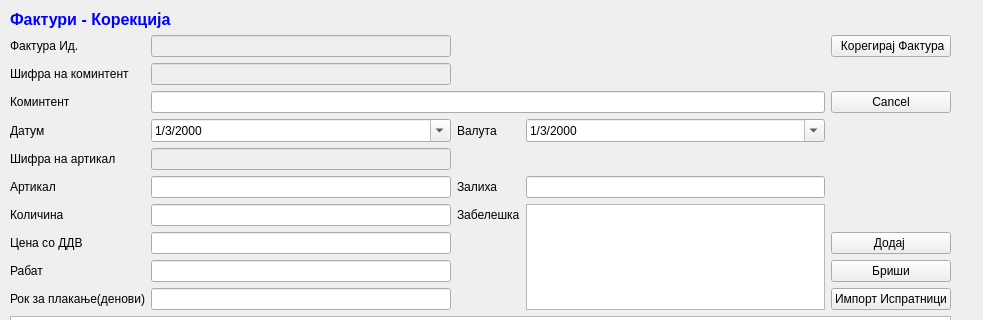
This is sterna/ProFakturi/ProFakturikorekcija.ui in srgank/sterna_x as Qt 5 draws it before an edit; both pictures show x 0 to 983 and y 0 to 320 of the 983 by 657 pixel window. The edited form follows.
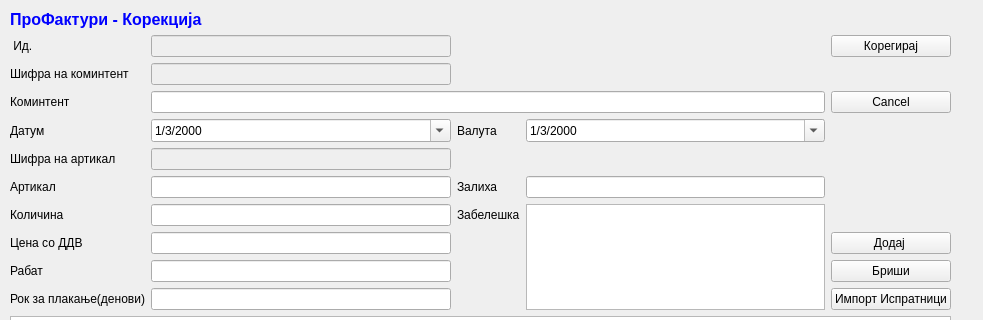
This is the edited form. Icons and pictures are not drawn.

```diff
--- a/sterna/ProFakturi/ProFakturikorekcija.ui
+++ b/sterna/ProFakturi/ProFakturikorekcija.ui
@@ -96,22 +96,22 @@
        <string>&lt;!DOCTYPE HTML PUBLIC &quot;-//W3C//DTD HTML 4.0//EN&quot; &quot;http://www.w3.org/TR/REC-html40/strict.dtd&quot;&gt;
 &lt;html&gt;&lt;head&gt;&lt;meta name=&quot;qrichtext&quot; content=&quot;1&quot; /&gt;&lt;style type=&quot;text/css&quot;&gt;
 p, li { white-space: pre-wrap; }
-&lt;/style&gt;&lt;/head&gt;&lt;body style=&quot; font-family:'MS Shell Dlg 2'; font-size:10pt; font-weight:400; font-style:normal;&quot;&gt;
-&lt;p style=&quot; margin-top:0px; margin-bottom:0px; margin-left:0px; margin-right:0px; -qt-block-indent:0; text-indent:0px;&quot;&gt;&lt;span style=&quot; font-size:12pt; font-weight:600; color:#0000ff;&quot;&gt;Фактури - Корекција&lt;/span&gt;&lt;/p&gt;&lt;/body&gt;&lt;/html&gt;</string>
+&lt;/style&gt;&lt;/head&gt;&lt;body style=&quot; font-family:'Sans Serif'; font-size:9pt; font-weight:400; font-style:normal;&quot;&gt;
+&lt;p style=&quot; margin-top:0px; margin-bottom:0px; margin-left:0px; margin-right:0px; -qt-block-indent:0; text-indent:0px;&quot;&gt;&lt;span style=&quot; font-family:'MS Shell Dlg 2'; font-size:12pt; font-weight:600; color:#0000ff;&quot;&gt;ПроФактури - Корекција&lt;/span&gt;&lt;/p&gt;&lt;/body&gt;&lt;/html&gt;</string>
       </property>
      </widget>
     </item>
     <item row="1" column="0">
      <widget class="QLabel" name="label_7">
       <property name="text">
-       <string>Фактура Ид.</string>
+       <string> Ид.</string>
       </property>
      </widget>
     </item>
     <item row="1" column="4">
      <widget class="QPushButton" name="pushButton_4">
       <property name="text">
-       <string> Корегирај Фактура</string>
+       <string> Корегирај </string>
       </property>
       <property name="icon">
        <iconset>
```
